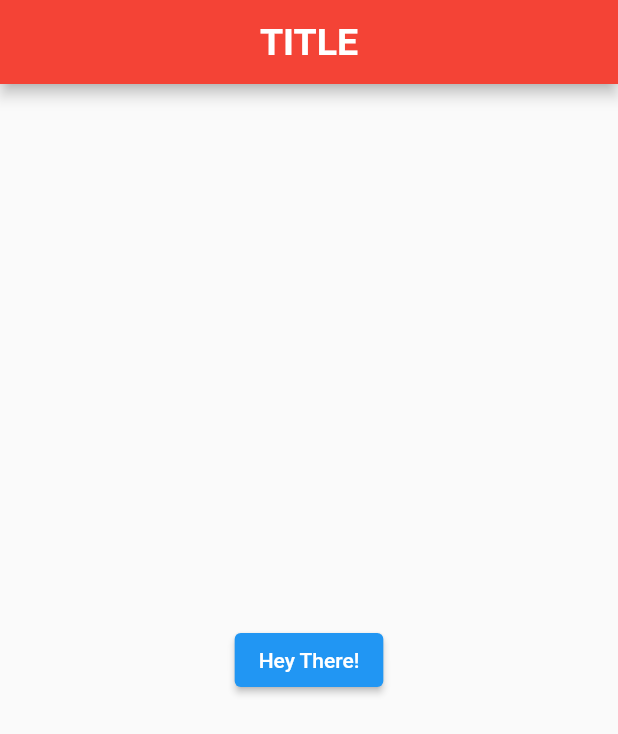
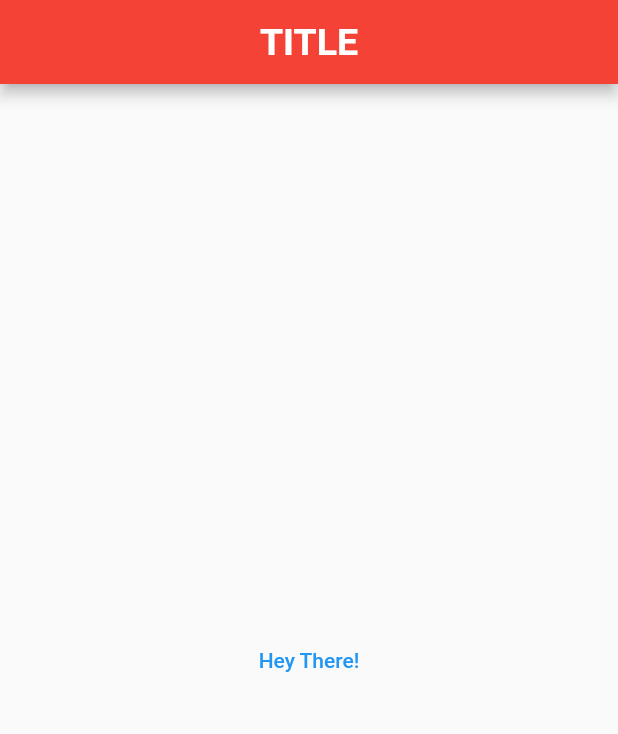
Before and after one commit to anukulpandey/Flutter4Beginners, a Flutter app: the screen it shows after launch, on a phone screen of 412 x 824 dp. Shown: the top 734 px of the screen. Run offline on Flutter 3.47's test engine with Material 2 defaults, Android fonts, the phone set to English and light mode, and no system bars.

Commit message:
Text Button

```diff
--- a/lib/main.dart
+++ b/lib/main.dart
@@ -21,7 +21,13 @@ class Home extends StatelessWidget {
         // child: Icon(
         //   Icons.airport_shuttle
         // ),
-        child: ElevatedButton(
+        // child: ElevatedButton(
+        //   onPressed: ()=>{
+        //     print("You clicked me bro!")
+        //   },
+        //   child: Text("Hey There!"),
+        // ),
+        child: TextButton(
           onPressed: ()=>{
             print("You clicked me bro!")
           },
```
